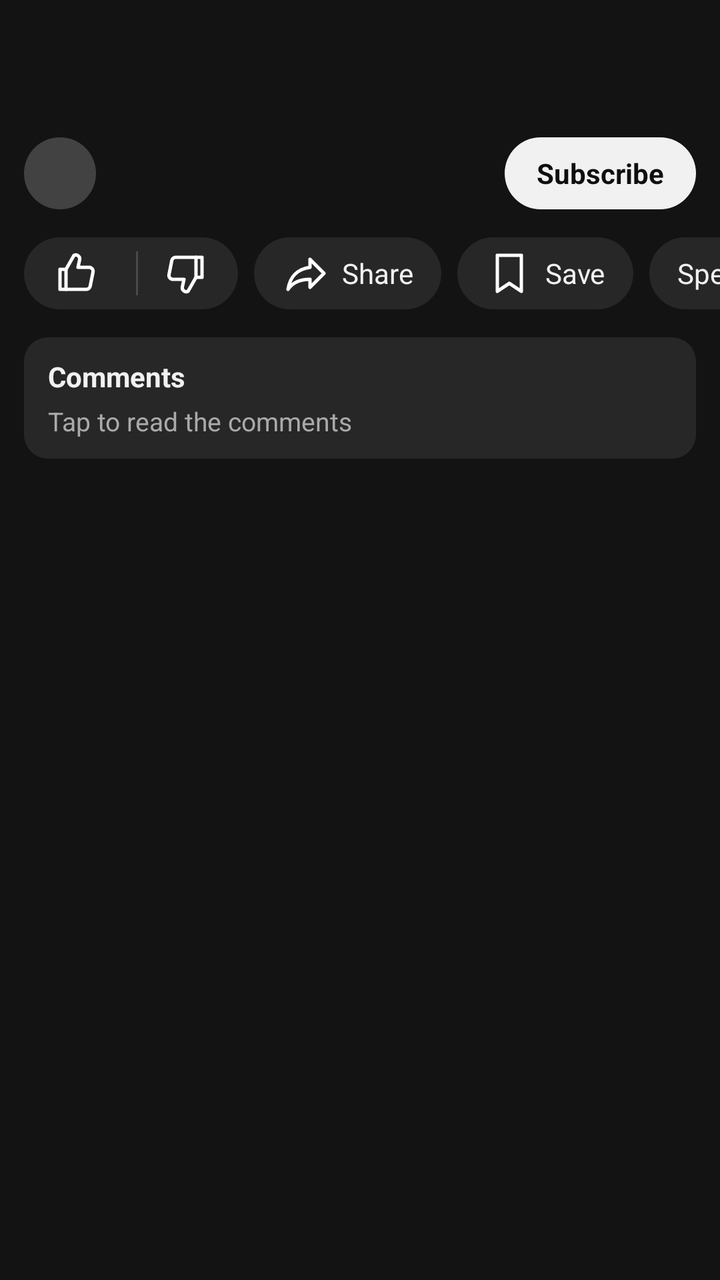
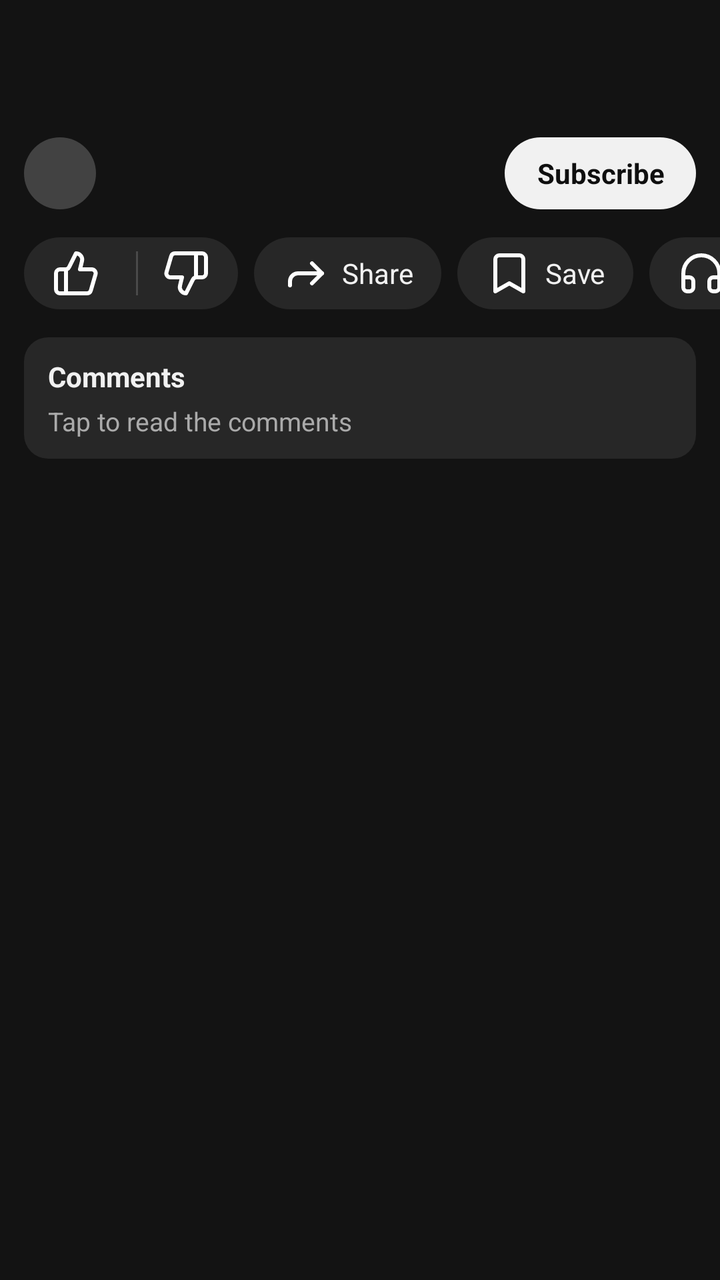

Before-and-after screenshots of an Android layout around one commit, followed by the original layout XML and the change that was made.
<!-- AndroidManifest.xml: application theme App.Theme.Leanback.Browse -->
<!-- res/layout/mobile_watch_details.xml -->
<?xml version="1.0" encoding="utf-8"?>
<LinearLayout xmlns:android="http://schemas.android.com/apk/res/android"
    android:layout_width="match_parent"
    android:layout_height="wrap_content"
    android:orientation="vertical"
    android:paddingTop="12dp"
    android:paddingBottom="12dp">

    <LinearLayout
        android:id="@+id/mobile_watch_info"
        android:layout_width="match_parent"
        android:layout_height="wrap_content"
        android:background="?android:attr/selectableItemBackground"
        android:orientation="vertical"
        android:paddingStart="12dp"
        android:paddingEnd="12dp">

        <TextView
            android:id="@+id/mobile_watch_title"
            android:layout_width="match_parent"
            android:layout_height="wrap_content"
            android:ellipsize="end"
            android:lineSpacingExtra="2dp"
            android:maxLines="2"
            android:textColor="@color/mobile_text"
            android:textSize="18sp"
            android:textStyle="bold" />

        <TextView
            android:id="@+id/mobile_watch_meta"
            android:layout_width="match_parent"
            android:layout_height="wrap_content"
            android:layout_marginTop="6dp"
            android:ellipsize="end"
            android:maxLines="2"
            android:textColor="@color/mobile_text_secondary"
            android:textSize="12sp" />

        <TextView
            android:id="@+id/mobile_watch_description"
            android:layout_width="match_parent"
            android:layout_height="wrap_content"
            android:layout_marginTop="10dp"
            android:autoLink="web"
            android:background="@drawable/mobile_card_round"
            android:lineSpacingExtra="2dp"
            android:padding="12dp"
            android:textColor="@color/mobile_text"
            android:textColorLink="#3EA6FF"
            android:textIsSelectable="true"
            android:textSize="14sp"
            android:visibility="gone" />
    </LinearLayout>

    <LinearLayout
        android:id="@+id/mobile_watch_channel"
        android:layout_width="match_parent"
        android:layout_height="56dp"
        android:background="?android:attr/selectableItemBackground"
        android:gravity="center_vertical"
        android:orientation="horizontal"
        android:paddingStart="12dp"
        android:paddingEnd="12dp">

        <ImageView
            android:id="@+id/mobile_watch_avatar"
            android:layout_width="36dp"
            android:layout_height="36dp"
            android:background="@drawable/mobile_circle_dark"
            android:importantForAccessibility="no" />

        <TextView
            android:id="@+id/mobile_watch_author"
            android:layout_width="wrap_content"
            android:layout_height="wrap_content"
            android:layout_marginStart="10dp"
            android:ellipsize="end"
            android:maxWidth="180dp"
            android:maxLines="1"
            android:textColor="@color/mobile_text"
            android:textSize="15sp"
            android:textStyle="bold" />

        <TextView
            android:id="@+id/mobile_watch_subscribers"
            android:layout_width="0dp"
            android:layout_height="wrap_content"
            android:layout_marginStart="8dp"
            android:layout_weight="1"
            android:ellipsize="end"
            android:maxLines="1"
            android:textColor="@color/mobile_text_secondary"
            android:textSize="12sp" />

        <TextView
            android:id="@+id/mobile_watch_subscribe"
            android:layout_width="wrap_content"
            android:layout_height="36dp"
            android:background="@drawable/mobile_round_button_light"
            android:gravity="center"
            android:paddingStart="16dp"
            android:paddingEnd="16dp"
            android:text="@string/mobile_subscribe"
            android:textColor="@color/mobile_text_on_light"
            android:textSize="14sp"
            android:textStyle="bold" />
    </LinearLayout>

    <HorizontalScrollView
        android:layout_width="match_parent"
        android:layout_height="wrap_content"
        android:layout_marginTop="4dp"
        android:scrollbars="none">

        <LinearLayout
            android:id="@+id/mobile_watch_actions"
            android:layout_width="wrap_content"
            android:layout_height="wrap_content"
            android:orientation="horizontal"
            android:paddingStart="12dp"
            android:paddingEnd="4dp">

            <LinearLayout
                android:layout_width="wrap_content"
                android:layout_height="36dp"
                android:layout_marginEnd="8dp"
                android:background="@drawable/mobile_pill_bg"
                android:gravity="center_vertical"
                android:orientation="horizontal">

                <TextView
                    android:id="@+id/mobile_watch_like"
                    android:layout_width="wrap_content"
                    android:layout_height="match_parent"
                    android:background="?android:attr/selectableItemBackground"
                    android:contentDescription="@string/mobile_like"
                    android:drawablePadding="6dp"
                    android:drawableStart="@drawable/mobile_ic_like"
                    android:gravity="center_vertical"
                    android:paddingStart="14dp"
                    android:paddingEnd="12dp"
                    android:textColor="@color/mobile_text"
                    android:textSize="14sp" />

                <View
                    android:layout_width="1dp"
                    android:layout_height="22dp"
                    android:background="#4A4A4A" />

                <ImageButton
                    android:id="@+id/mobile_watch_dislike"
                    android:layout_width="wrap_content"
                    android:layout_height="match_parent"
                    android:background="?android:attr/selectableItemBackground"
                    android:contentDescription="@string/mobile_dislike"
                    android:paddingStart="12dp"
                    android:paddingEnd="14dp"
                    android:src="@drawable/mobile_ic_dislike" />
            </LinearLayout>

            <TextView
                android:id="@+id/mobile_watch_share"
                style="@style/MobilePill"
                android:drawableStart="@drawable/mobile_ic_share"
                android:text="@string/mobile_share" />

            <TextView
                android:id="@+id/mobile_watch_save"
                style="@style/MobilePill"
                android:drawableStart="@drawable/mobile_ic_save"
                android:text="@string/mobile_save" />

            <TextView
                android:id="@+id/mobile_watch_speed"
                style="@style/MobilePill"
                android:text="@string/mobile_speed" />

            <TextView
                android:id="@+id/mobile_watch_quality"
                style="@style/MobilePill"
                android:text="@string/mobile_quality" />

            <TextView
                android:id="@+id/mobile_watch_repeat"
                style="@style/MobilePill"
                android:drawableStart="@drawable/mobile_ic_replay"
                android:text="@string/mobile_repeat" />

            <TextView
                android:id="@+id/mobile_watch_pip"
                style="@style/MobilePill"
                android:text="@string/mobile_pip" />
        </LinearLayout>
    </HorizontalScrollView>

    <LinearLayout
        android:id="@+id/mobile_watch_comments"
        android:layout_width="match_parent"
        android:layout_height="wrap_content"
        android:layout_marginStart="12dp"
        android:layout_marginTop="14dp"
        android:layout_marginEnd="12dp"
        android:background="@drawable/mobile_pill_card_bg"
        android:orientation="vertical"
        android:paddingStart="12dp"
        android:paddingTop="10dp"
        android:paddingEnd="12dp"
        android:paddingBottom="10dp">

        <TextView
            android:layout_width="wrap_content"
            android:layout_height="wrap_content"
            android:text="@string/mobile_comments"
            android:textColor="@color/mobile_text"
            android:textSize="14sp"
            android:textStyle="bold" />

        <TextView
            android:layout_width="wrap_content"
            android:layout_height="wrap_content"
            android:layout_marginTop="4dp"
            android:text="@string/mobile_comments_hint"
            android:textColor="@color/mobile_text_secondary"
            android:textSize="13sp" />
    </LinearLayout>
</LinearLayout>
<!-- resources referenced by this layout -->
<resources>
  <!-- drawable mobile_ic_dislike (drawable) -->
  <?xml version="1.0" encoding="utf-8"?>
  <vector xmlns:android="http://schemas.android.com/apk/res/android"
      android:width="24dp" android:height="24dp" android:viewportWidth="24" android:viewportHeight="24">
      <path android:strokeColor="#FFFFFFFF" android:strokeWidth="1.7" android:strokeLineJoin="round" android:strokeLineCap="round" android:fillColor="#00000000" android:pathData="M17,14V4h3v10z"/>
      <path android:strokeColor="#FFFFFFFF" android:strokeWidth="1.7" android:strokeLineJoin="round" android:strokeLineCap="round" android:fillColor="#00000000" android:pathData="M17,14l-4,7a2,2 0,0 1,-2.8 -2.3L11,15H5.5a2,2 0,0 1,-2 -2.4l1.4,-7A2,2 0,0 1,6.9 4H17"/>
  </vector>
  <!-- drawable mobile_ic_like (drawable) -->
  <?xml version="1.0" encoding="utf-8"?>
  <vector xmlns:android="http://schemas.android.com/apk/res/android"
      android:width="24dp" android:height="24dp" android:viewportWidth="24" android:viewportHeight="24">
      <path android:strokeColor="#FFFFFFFF" android:strokeWidth="1.7" android:strokeLineJoin="round" android:strokeLineCap="round" android:fillColor="#00000000" android:pathData="M7,10v10H4V10z"/>
      <path android:strokeColor="#FFFFFFFF" android:strokeWidth="1.7" android:strokeLineJoin="round" android:strokeLineCap="round" android:fillColor="#00000000" android:pathData="M7,10l4,-7a2,2 0,0 1,2.8 2.3L13,9h5.5a2,2 0,0 1,2 2.4l-1.4,7A2,2 0,0 1,17.1 20H7"/>
  </vector>
  <!-- drawable mobile_ic_replay (drawable) -->
  <?xml version="1.0" encoding="utf-8"?>
  <vector xmlns:android="http://schemas.android.com/apk/res/android" android:width="24dp" android:height="24dp" android:viewportWidth="24" android:viewportHeight="24">
      <path android:strokeColor="#FFFFFFFF" android:strokeWidth="2" android:strokeLineJoin="round" android:strokeLineCap="round" android:fillColor="#00000000" android:pathData="M4.5,12a7.5,7.5 0,1 0,2.2 -5.3"/>
      <path android:strokeColor="#FFFFFFFF" android:strokeWidth="2" android:strokeLineJoin="round" android:strokeLineCap="round" android:fillColor="#00000000" android:pathData="M4,4v4h4"/>
  </vector>
  <!-- drawable mobile_ic_save (drawable) -->
  <?xml version="1.0" encoding="utf-8"?>
  <vector xmlns:android="http://schemas.android.com/apk/res/android"
      android:width="24dp" android:height="24dp" android:viewportWidth="24" android:viewportHeight="24">
      <path android:strokeColor="#FFFFFFFF" android:strokeWidth="1.7" android:strokeLineJoin="round" android:strokeLineCap="round" android:fillColor="#00000000" android:pathData="M6,3h12v18l-6,-4 -6,4z"/>
  </vector>
  <!-- drawable mobile_ic_share (drawable) -->
  <?xml version="1.0" encoding="utf-8"?>
  <vector xmlns:android="http://schemas.android.com/apk/res/android"
      android:width="24dp" android:height="24dp" android:viewportWidth="24" android:viewportHeight="24">
      <path android:strokeColor="#FFFFFFFF" android:strokeWidth="1.7" android:strokeLineJoin="round" android:strokeLineCap="round" android:fillColor="#00000000" android:pathData="M14,5l7,7 -7,7v-4c-6,0 -9,2 -11,5 1,-6 4,-10 11,-11z"/>
  </vector>
  <!-- unchanged entries left out for length: 35 -->
</resources>

<!-- the commit's change to res/layout/mobile_watch_details.xml (unified diff, before → after) -->
@@ -71,24 +71,27 @@
 
         <TextView
             android:id="@+id/mobile_watch_author"
-            android:layout_width="wrap_content"
+            android:layout_width="0dp"
             android:layout_height="wrap_content"
             android:layout_marginStart="10dp"
-            android:ellipsize="end"
-            android:maxWidth="180dp"
+            android:layout_weight="1"
+            android:ellipsize="end"
             android:maxLines="1"
+            android:singleLine="true"
             android:textColor="@color/mobile_text"
             android:textSize="15sp"
             android:textStyle="bold" />
 
         <TextView
             android:id="@+id/mobile_watch_subscribers"
-            android:layout_width="0dp"
-            android:layout_height="wrap_content"
-            android:layout_marginStart="8dp"
-            android:layout_weight="1"
-            android:ellipsize="end"
+            android:layout_width="wrap_content"
+            android:layout_height="wrap_content"
+            android:layout_marginStart="6dp"
+            android:layout_marginEnd="8dp"
+            android:ellipsize="end"
+            android:maxWidth="72dp"
             android:maxLines="1"
+            android:singleLine="true"
             android:textColor="@color/mobile_text_secondary"
             android:textSize="12sp" />
 
@@ -100,6 +103,9 @@
             android:gravity="center"
             android:paddingStart="16dp"
             android:paddingEnd="16dp"
+            android:maxLines="1"
+            android:minWidth="88dp"
+            android:singleLine="true"
             android:text="@string/mobile_subscribe"
             android:textColor="@color/mobile_text_on_light"
             android:textSize="14sp"
@@ -171,6 +177,12 @@
                 android:text="@string/mobile_save" />
 
             <TextView
+                android:id="@+id/mobile_watch_background"
+                style="@style/MobilePill"
+                android:drawableStart="@drawable/mobile_ic_headphones"
+                android:text="@string/mobile_background_play" />
+
+            <TextView
                 android:id="@+id/mobile_watch_speed"
                 style="@style/MobilePill"
                 android:text="@string/mobile_speed" />
<!-- resource entries referenced after the edit -->
@@ -2,36 +2,39 @@
 <resources>
   <!-- drawable mobile_ic_dislike (drawable) -->
   <?xml version="1.0" encoding="utf-8"?>
-  <vector xmlns:android="http://schemas.android.com/apk/res/android"
-      android:width="24dp" android:height="24dp" android:viewportWidth="24" android:viewportHeight="24">
-      <path android:strokeColor="#FFFFFFFF" android:strokeWidth="1.7" android:strokeLineJoin="round" android:strokeLineCap="round" android:fillColor="#00000000" android:pathData="M17,14V4h3v10z"/>
-      <path android:strokeColor="#FFFFFFFF" android:strokeWidth="1.7" android:strokeLineJoin="round" android:strokeLineCap="round" android:fillColor="#00000000" android:pathData="M17,14l-4,7a2,2 0,0 1,-2.8 -2.3L11,15H5.5a2,2 0,0 1,-2 -2.4l1.4,-7A2,2 0,0 1,6.9 4H17"/>
+  <vector xmlns:android="http://schemas.android.com/apk/res/android" android:width="24dp" android:height="24dp" android:viewportWidth="24" android:viewportHeight="24">
+      <path android:pathData="M 17 14 V 2" android:fillColor="#00000000" android:strokeColor="#FFFFFFFF" android:strokeWidth="2" android:strokeLineCap="round" android:strokeLineJoin="round"/>
+      <path android:pathData="M 9 18.12 10 14 H 4.17 a 2 2 0 0 1 -1.92 -2.56 l 2.33 -8 A 2 2 0 0 1 6.5 2 H 20 a 2 2 0 0 1 2 2 v 8 a 2 2 0 0 1 -2 2 h -2.76 a 2 2 0 0 0 -1.79 1.11 L 12 22 a 3.13 3.13 0 0 1 -3 -3.88 Z" android:fillColor="#00000000" android:strokeColor="#FFFFFFFF" android:strokeWidth="2" android:strokeLineCap="round" android:strokeLineJoin="round"/>
+  </vector>
+  <!-- drawable mobile_ic_headphones (drawable) -->
+  <?xml version="1.0" encoding="utf-8"?>
+  <vector xmlns:android="http://schemas.android.com/apk/res/android" android:width="24dp" android:height="24dp" android:viewportWidth="24" android:viewportHeight="24">
+      <path android:pathData="M 3 14 h 3 a 2 2 0 0 1 2 2 v 3 a 2 2 0 0 1 -2 2 H 5 a 2 2 0 0 1 -2 -2 v -7 a 9 9 0 0 1 18 0 v 7 a 2 2 0 0 1 -2 2 h -1 a 2 2 0 0 1 -2 -2 v -3 a 2 2 0 0 1 2 -2 h 3" android:fillColor="#00000000" android:strokeColor="#FFFFFFFF" android:strokeWidth="2" android:strokeLineCap="round" android:strokeLineJoin="round"/>
   </vector>
   <!-- drawable mobile_ic_like (drawable) -->
   <?xml version="1.0" encoding="utf-8"?>
-  <vector xmlns:android="http://schemas.android.com/apk/res/android"
-      android:width="24dp" android:height="24dp" android:viewportWidth="24" android:viewportHeight="24">
-      <path android:strokeColor="#FFFFFFFF" android:strokeWidth="1.7" android:strokeLineJoin="round" android:strokeLineCap="round" android:fillColor="#00000000" android:pathData="M7,10v10H4V10z"/>
-      <path android:strokeColor="#FFFFFFFF" android:strokeWidth="1.7" android:strokeLineJoin="round" android:strokeLineCap="round" android:fillColor="#00000000" android:pathData="M7,10l4,-7a2,2 0,0 1,2.8 2.3L13,9h5.5a2,2 0,0 1,2 2.4l-1.4,7A2,2 0,0 1,17.1 20H7"/>
+  <vector xmlns:android="http://schemas.android.com/apk/res/android" android:width="24dp" android:height="24dp" android:viewportWidth="24" android:viewportHeight="24">
+      <path android:pathData="M 7 10 v 12" android:fillColor="#00000000" android:strokeColor="#FFFFFFFF" android:strokeWidth="2" android:strokeLineCap="round" android:strokeLineJoin="round"/>
+      <path android:pathData="M 15 5.88 14 10 h 5.83 a 2 2 0 0 1 1.92 2.56 l -2.33 8 A 2 2 0 0 1 17.5 22 H 4 a 2 2 0 0 1 -2 -2 v -8 a 2 2 0 0 1 2 -2 h 2.76 a 2 2 0 0 0 1.79 -1.11 L 12 2 a 3.13 3.13 0 0 1 3 3.88 Z" android:fillColor="#00000000" android:strokeColor="#FFFFFFFF" android:strokeWidth="2" android:strokeLineCap="round" android:strokeLineJoin="round"/>
   </vector>
   <!-- drawable mobile_ic_replay (drawable) -->
   <?xml version="1.0" encoding="utf-8"?>
   <vector xmlns:android="http://schemas.android.com/apk/res/android" android:width="24dp" android:height="24dp" android:viewportWidth="24" android:viewportHeight="24">
-      <path android:strokeColor="#FFFFFFFF" android:strokeWidth="2" android:strokeLineJoin="round" android:strokeLineCap="round" android:fillColor="#00000000" android:pathData="M4.5,12a7.5,7.5 0,1 0,2.2 -5.3"/>
-      <path android:strokeColor="#FFFFFFFF" android:strokeWidth="2" android:strokeLineJoin="round" android:strokeLineCap="round" android:fillColor="#00000000" android:pathData="M4,4v4h4"/>
+      <path android:pathData="M 3 12 a 9 9 0 1 0 9 -9 9.75 9.75 0 0 0 -6.74 2.74 L 3 8" android:fillColor="#00000000" android:strokeColor="#FFFFFFFF" android:strokeWidth="2" android:strokeLineCap="round" android:strokeLineJoin="round"/>
+      <path android:pathData="M 3 3 v 5 h 5" android:fillColor="#00000000" android:strokeColor="#FFFFFFFF" android:strokeWidth="2" android:strokeLineCap="round" android:strokeLineJoin="round"/>
   </vector>
   <!-- drawable mobile_ic_save (drawable) -->
   <?xml version="1.0" encoding="utf-8"?>
-  <vector xmlns:android="http://schemas.android.com/apk/res/android"
-      android:width="24dp" android:height="24dp" android:viewportWidth="24" android:viewportHeight="24">
-      <path android:strokeColor="#FFFFFFFF" android:strokeWidth="1.7" android:strokeLineJoin="round" android:strokeLineCap="round" android:fillColor="#00000000" android:pathData="M6,3h12v18l-6,-4 -6,4z"/>
+  <vector xmlns:android="http://schemas.android.com/apk/res/android" android:width="24dp" android:height="24dp" android:viewportWidth="24" android:viewportHeight="24">
+      <path android:pathData="m 19 21 -7 -4 -7 4 V 5 a 2 2 0 0 1 2 -2 h 10 a 2 2 0 0 1 2 2 v 16 z" android:fillColor="#00000000" android:strokeColor="#FFFFFFFF" android:strokeWidth="2" android:strokeLineCap="round" android:strokeLineJoin="round"/>
   </vector>
   <!-- drawable mobile_ic_share (drawable) -->
   <?xml version="1.0" encoding="utf-8"?>
-  <vector xmlns:android="http://schemas.android.com/apk/res/android"
-      android:width="24dp" android:height="24dp" android:viewportWidth="24" android:viewportHeight="24">
-      <path android:strokeColor="#FFFFFFFF" android:strokeWidth="1.7" android:strokeLineJoin="round" android:strokeLineCap="round" android:fillColor="#00000000" android:pathData="M14,5l7,7 -7,7v-4c-6,0 -9,2 -11,5 1,-6 4,-10 11,-11z"/>
+  <vector xmlns:android="http://schemas.android.com/apk/res/android" android:width="24dp" android:height="24dp" android:viewportWidth="24" android:viewportHeight="24">
+      <path android:pathData="M 15 17 L 20 12 L 15 7" android:fillColor="#00000000" android:strokeColor="#FFFFFFFF" android:strokeWidth="2" android:strokeLineCap="round" android:strokeLineJoin="round"/>
+      <path android:pathData="M 4 18 v -2 a 4 4 0 0 1 4 -4 h 12" android:fillColor="#00000000" android:strokeColor="#FFFFFFFF" android:strokeWidth="2" android:strokeLineCap="round" android:strokeLineJoin="round"/>
   </vector>
+  <string name="mobile_background_play">Background play</string>
   <!-- unchanged entries left out for length: 35 -->
 </resources>
 
